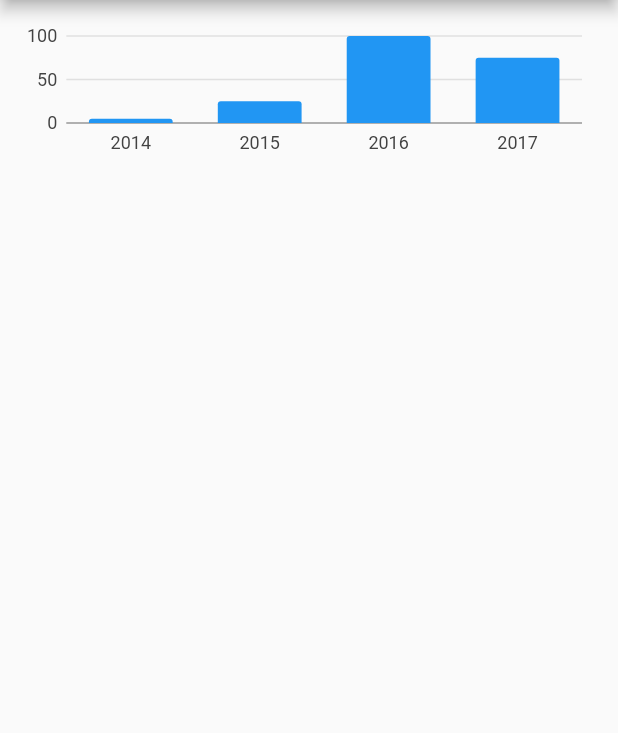
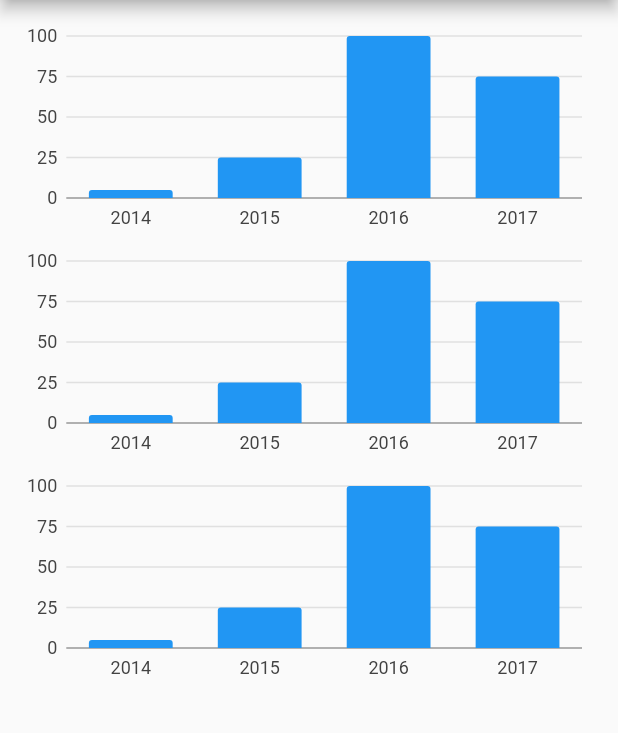
Before and after one commit to nnathalied/chart_app_flutter, a Flutter app: the screen it shows after launch, on a phone screen of 412 x 824 dp, the part 84-817 px from its top. Run offline on Flutter 3.47's test engine with Material 2 defaults, Android fonts, the phone set to English and light mode, and no system bars; our stand-ins replace charts_flutter.

Commit message:
ready to add more styles of chart

```diff
--- a/lib/home.dart
+++ /dev/null
@@ -1,96 +0,0 @@
-/// Bar chart example
-import 'package:charts_flutter/flutter.dart' as charts;
-import 'package:flutter/material.dart';
-import 'package:chart_app_flutter/src/chart1.dart';
-
-class HomePage extends StatelessWidget {
-  @override
-  Widget build(BuildContext context) {
-    return Scaffold(
-      appBar: AppBar(
-        backgroundColor: Colors.blue,
-        title: Text("Flutter Chart App Demo"),
-      ),
-
-      body: ListView(padding: const EdgeInsets.all(10),
-      children: <Widget>[
-        Container(
-          height: 100,
-          child: SimpleBarChart.withSampleData(),
-        ),
-        Container(
-          //CHART 2
-          ),
-        Container(
-          //CHART 3
-        )
-
-        ]
-      )
-    );
-  }
-}
-
-// import 'package:chart_app_flutter/subscriber_chart.dart';
-// import 'package:charts_flutter/flutter.dart' as charts;
-// import 'package:chart_app_flutter/subscriber_series.dart';
-// import 'package:flutter/material.dart';
-
-// class HomePage extends StatelessWidget {
-//   final List<SubscriberSeries> data = [
-//     SubscriberSeries(
-//       year: "2008",
-//       subscribers: 10000000,
-//       barColor: charts.ColorUtil.fromDartColor(Colors.blue),
-//     ),
-//     SubscriberSeries(
-//       year: "2009",
-//       subscribers: 11000000,
-//       barColor: charts.ColorUtil.fromDartColor(Colors.blue),
-//     ),
-//     SubscriberSeries(
-//       year: "2010",
-//       subscribers: 12000000,
-//       barColor: charts.ColorUtil.fromDartColor(Colors.blue),
-//     ),
-//     SubscriberSeries(
-//       year: "2011",
-//       subscribers: 10000000,
-//       barColor: charts.ColorUtil.fromDartColor(Colors.blue),
-//     ),
-//     SubscriberSeries(
-//       year: "2012",
-//       subscribers: 8500000,
-//       barColor: charts.ColorUtil.fromDartColor(Colors.blue),
-//     ),
-//     SubscriberSeries(
-//       year: "2013",
-//       subscribers: 7700000,
-//       barColor: charts.ColorUtil.fromDartColor(Colors.blue),
-//     ),
-//     SubscriberSeries(
-//       year: "2014",
-//       subscribers: 7600000,
-//       barColor: charts.ColorUtil.fromDartColor(Colors.blue),
-//     ),
-//     SubscriberSeries(
-//       year: "2015",
-//       subscribers: 5500000,
-//       barColor: charts.ColorUtil.fromDartColor(Colors.red),
-//     ),
-//   ];
-
-//   @override
-//   Widget build(BuildContext context) {
-//     return Scaffold(
-//       appBar: AppBar(
-//         backgroundColor: Colors.red,
-//         title: Text("World of Warcraft Subscribers"),
-//       ),
-//       body: Center(
-//           child: SubscriberChart(
-//         data: data,
-//       )),
-//     );
-//   }
-// }
--- a/lib/main.dart
+++ b/lib/main.dart
@@ -1,9 +1,5 @@
-// Copyright 2018 The Flutter team. All rights reserved.
-// Use of this source code is governed by a BSD-style license that can be
-// found in the LICENSE file.
-
 import 'package:flutter/material.dart';
-import 'package:chart_app_flutter/home.dart';
+import 'package:chart_app_flutter/src/home.dart';
 
 void main() => runApp(MyApp());
 
--- a/lib/src/chart1.dart
+++ b/lib/src/chart1.dart
@@ -2,15 +2,15 @@
 import 'package:charts_flutter/flutter.dart' as charts;
 import 'package:flutter/material.dart';
 
-class SimpleBarChart extends StatelessWidget {
+class Chart1 extends StatelessWidget {
   final List<charts.Series> seriesList;
   final bool animate;
 
-  SimpleBarChart(this.seriesList, {this.animate});
+  Chart1(this.seriesList, {this.animate});
 
   /// Creates a [BarChart] with sample data and no transition.
-  factory SimpleBarChart.withSampleData() {
-    return new SimpleBarChart(
+  factory Chart1.withSampleData() {
+    return new Chart1(
       _createSampleData(),
       // Disable animations for image tests.
       animate: false,
--- a/lib/src/chart2.dart
+++ b/lib/src/chart2.dart
@@ -0,0 +1,55 @@
+/// Bar chart example
+import 'package:charts_flutter/flutter.dart' as charts;
+import 'package:flutter/material.dart';
+
+class Chart2 extends StatelessWidget {
+  final List<charts.Series> seriesList;
+  final bool animate;
+
+  Chart2(this.seriesList, {this.animate});
+
+  /// Creates a [BarChart] with sample data and no transition.
+  factory Chart2.withSampleData() {
+    return new Chart2(
+      _createSampleData(),
+      // Disable animations for image tests.
+      animate: false,
+    );
+  }
+
+  @override
+  Widget build(BuildContext context) {
+    return new charts.BarChart(
+      seriesList,
+      animate: animate,
+    );
+  }
+
+  /// Create one series with sample hard coded data.
+  static List<charts.Series<OrdinalSales, String>> _createSampleData() {
+    final data = [
+      new OrdinalSales('2014', 5),
+      new OrdinalSales('2015', 25),
+      new OrdinalSales('2016', 100),
+      new OrdinalSales('2017', 75),
+    ];
+
+    return [
+      new charts.Series<OrdinalSales, String>(
+        id: 'Sales',
+        colorFn: (_, __) => charts.MaterialPalette.blue.shadeDefault,
+        domainFn: (OrdinalSales sales, _) => sales.year,
+        measureFn: (OrdinalSales sales, _) => sales.sales,
+        data: data,
+      )
+    ];
+  }
+}
+
+/// Sample ordinal data type.
+class OrdinalSales {
+  final String year;
+  final int sales;
+
+  OrdinalSales(this.year, this.sales);
+}
--- a/lib/src/chart3.dart
+++ b/lib/src/chart3.dart
@@ -1,4 +1,3 @@
-
 import 'package:charts_flutter/flutter.dart' as charts;
 import 'package:flutter/material.dart';
 
--- /dev/null
+++ b/lib/src/home.dart
@@ -0,0 +1,32 @@
+import 'package:flutter/material.dart';
+import 'package:chart_app_flutter/src/chart1.dart';
+import 'package:chart_app_flutter/src/chart2.dart';
+import 'package:chart_app_flutter/src/chart3.dart';
+
+class HomePage extends StatelessWidget {
+  @override
+  Widget build(BuildContext context) {
+    return Scaffold(
+        appBar: AppBar(
+          backgroundColor: Colors.blue,
+          title: Text("Flutter Chart App Demo"),
+        ),
+        body: ListView(padding: const EdgeInsets.all(10), children: <Widget>[
+          Container(
+            //CHART 1
+            height: 150,
+            child: Chart1.withSampleData(),
+          ),
+          Container(
+            //CHART 2
+            height: 150,
+            child: Chart2.withSampleData(),
+          ),
+          Container(
+            //CHART 3
+            height: 150,
+            child: Chart3.withSampleData(),
+          )
+        ]));
+  }
+}
```
Also changed, not shown: lib/subscriber_chart.dart (deleted, +0 -41 lines), lib/subscriber_series.dart (deleted, +0 -13 lines).
